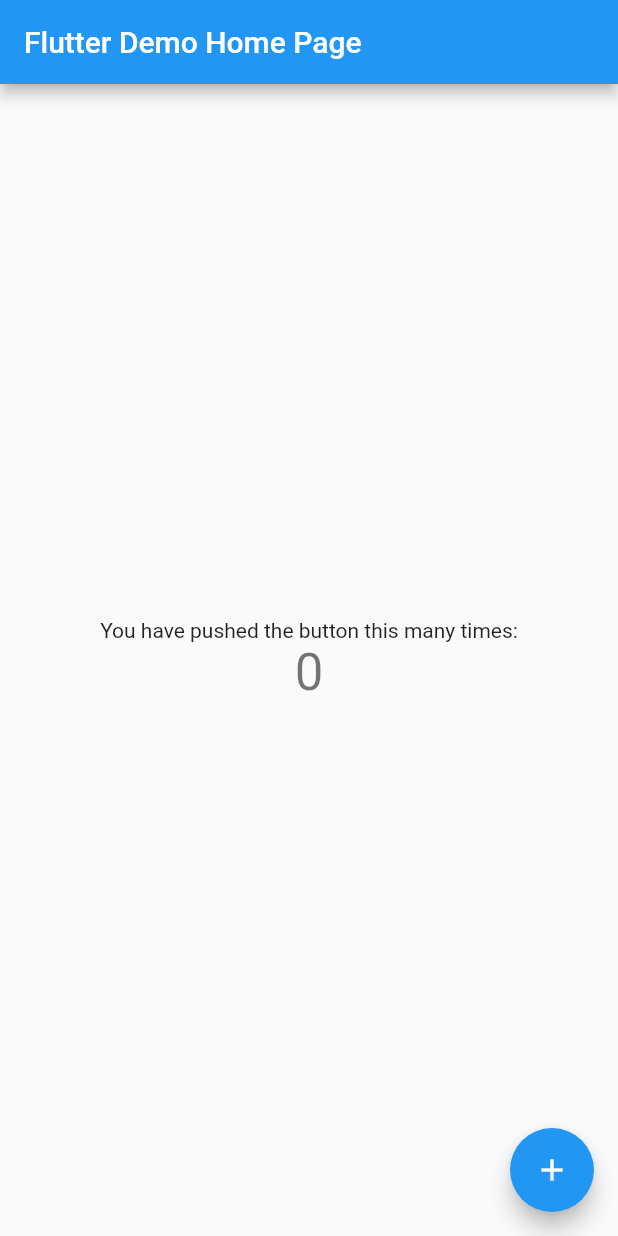
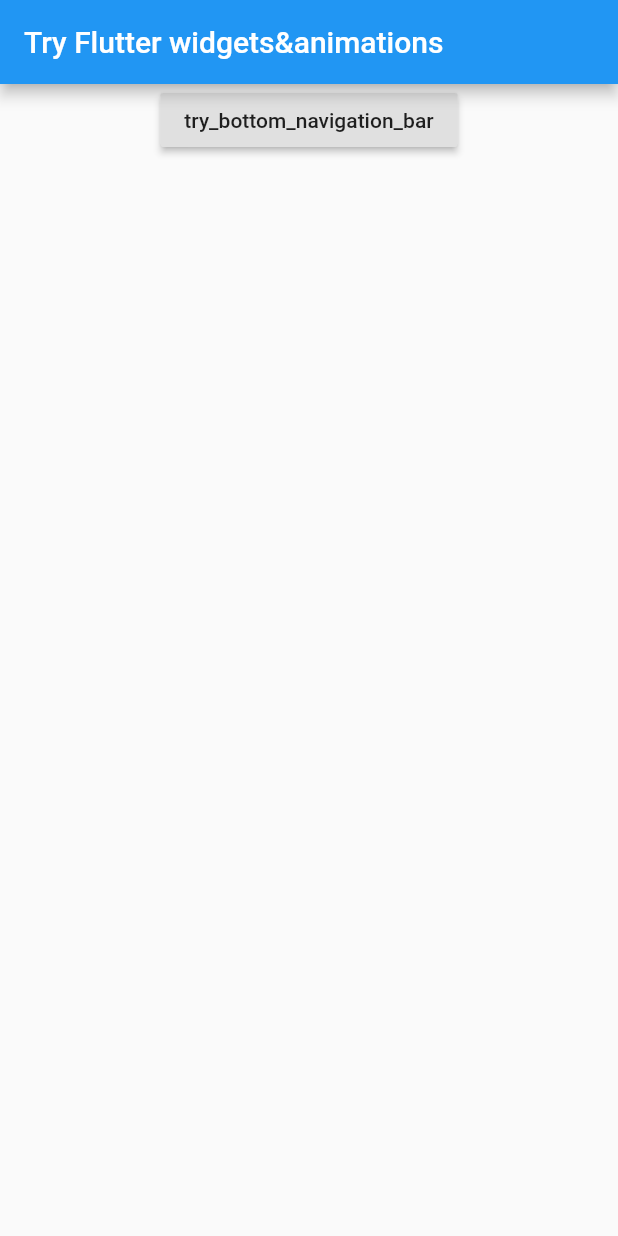
Before and after one commit to conghaonet/try_flutter, a Flutter app: the screen it shows after launch, on a phone screen of 412 x 824 dp. Run offline on Flutter 3.47's test engine with Material 2 defaults, Android fonts, the phone set to English and light mode, and no system bars.

Commit message:
add file: try_bottom_navigation_bar.dart

```diff
--- a/lib/main.dart
+++ b/lib/main.dart
@@ -1,117 +1,53 @@
 import 'package:flutter/material.dart';
+import 'package:tryflutter/try_bottom_navigation_bar.dart';
 
 void main() {
   runApp(MyApp());
 }
 
 class MyApp extends StatelessWidget {
-  // This widget is the root of your application.
   @override
   Widget build(BuildContext context) {
     return MaterialApp(
-      title: 'Flutter Demo',
+      title: 'Try Flutter',
       theme: ThemeData(
-        // This is the theme of your application.
-        //
-        // Try running your application with "flutter run". You'll see the
-        // application has a blue toolbar. Then, without quitting the app, try
-        // changing the primarySwatch below to Colors.green and then invoke
-        // "hot reload" (press "r" in the console where you ran "flutter run",
-        // or simply save your changes to "hot reload" in a Flutter IDE).
-        // Notice that the counter didn't reset back to zero; the application
-        // is not restarted.
         primarySwatch: Colors.blue,
         // This makes the visual density adapt to the platform that you run
         // the app on. For desktop platforms, the controls will be smaller and
         // closer together (more dense) than on mobile platforms.
         visualDensity: VisualDensity.adaptivePlatformDensity,
       ),
-      home: MyHomePage(title: 'Flutter Demo Home Page'),
+      home: MyHomePage(),
     );
   }
 }
 
-class MyHomePage extends StatefulWidget {
-  MyHomePage({Key key, this.title}) : super(key: key);
-
-  // This widget is the home page of your application. It is stateful, meaning
-  // that it has a State object (defined below) that contains fields that affect
-  // how it looks.
-
-  // This class is the configuration for the state. It holds the values (in this
-  // case the title) provided by the parent (in this case the App widget) and
-  // used by the build method of the State. Fields in a Widget subclass are
-  // always marked "final".
-
-  final String title;
-
+class MyHomePage extends StatelessWidget {
   @override
-  _MyHomePageState createState() => _MyHomePageState();
-}
-
-class _MyHomePageState extends State<MyHomePage> {
-  int _counter = 0;
-
-  void _incrementCounter() {
-    setState(() {
-      // This call to setState tells the Flutter framework that something has
-      // changed in this State, which causes it to rerun the build method below
-      // so that the display can reflect the updated values. If we changed
-      // _counter without calling setState(), then the build method would not be
-      // called again, and so nothing would appear to happen.
-      _counter++;
-    });
+  Widget build(BuildContext context) {
+    return Scaffold(
+      appBar: AppBar(
+        title: Text('Try Flutter widgets&animations'),
+      ),
+      body: SingleChildScrollView(
+        child: Container(
+          width: double.infinity,
+          child: Column(
+            children: _buildMenu(context),
+          ),
+        ),
+      ),
+    );
   }
 
-  @override
-  Widget build(BuildContext context) {
-    // This method is rerun every time setState is called, for instance as done
-    // by the _incrementCounter method above.
-    //
-    // The Flutter framework has been optimized to make rerunning build methods
-    // fast, so that you can just rebuild anything that needs updating rather
-    // than having to individually change instances of widgets.
-    return Scaffold(
-      appBar: AppBar(
-        // Here we take the value from the MyHomePage object that was created by
-        // the App.build method, and use it to set our appbar title.
-        title: Text(widget.title),
+  List<Widget> _buildMenu(BuildContext context) {
+    return <Widget>[
+      RaisedButton(
+        child: Text('try_bottom_navigation_bar'),
+        onPressed: () {
+          Navigator.push(context, MaterialPageRoute(builder: (context) => TryBottomNavigationBar()));
+        },
       ),
-      body: Center(
-        // Center is a layout widget. It takes a single child and positions it
-        // in the middle of the parent.
-        child: Column(
-          // Column is also a layout widget. It takes a list of children and
-          // arranges them vertically. By default, it sizes itself to fit its
-          // children horizontally, and tries to be as tall as its parent.
-          //
-          // Invoke "debug painting" (press "p" in the console, choose the
-          // "Toggle Debug Paint" action from the Flutter Inspector in Android
-          // Studio, or the "Toggle Debug Paint" command in Visual Studio Code)
-          // to see the wireframe for each widget.
-          //
-          // Column has various properties to control how it sizes itself and
-          // how it positions its children. Here we use mainAxisAlignment to
-          // center the children vertically; the main axis here is the vertical
-          // axis because Columns are vertical (the cross axis would be
-          // horizontal).
-          mainAxisAlignment: MainAxisAlignment.center,
-          children: <Widget>[
-            Text(
-              'You have pushed the button this many times:',
-            ),
-            Text(
-              '$_counter',
-              style: Theme.of(context).textTheme.headline4,
-            ),
-          ],
-        ),
-      ),
-      floatingActionButton: FloatingActionButton(
-        onPressed: _incrementCounter,
-        tooltip: 'Increment',
-        child: Icon(Icons.add),
-      ), // This trailing comma makes auto-formatting nicer for build methods.
-    );
+    ];
   }
 }
```
Also changed, not shown: lib/try_bottom_navigation_bar.dart (added, +58 -0 lines).
